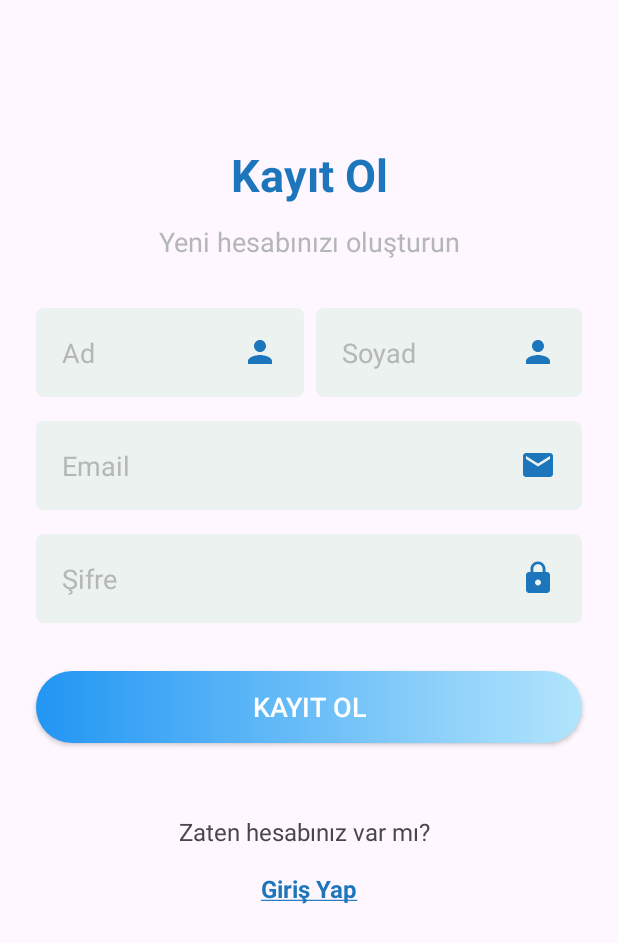
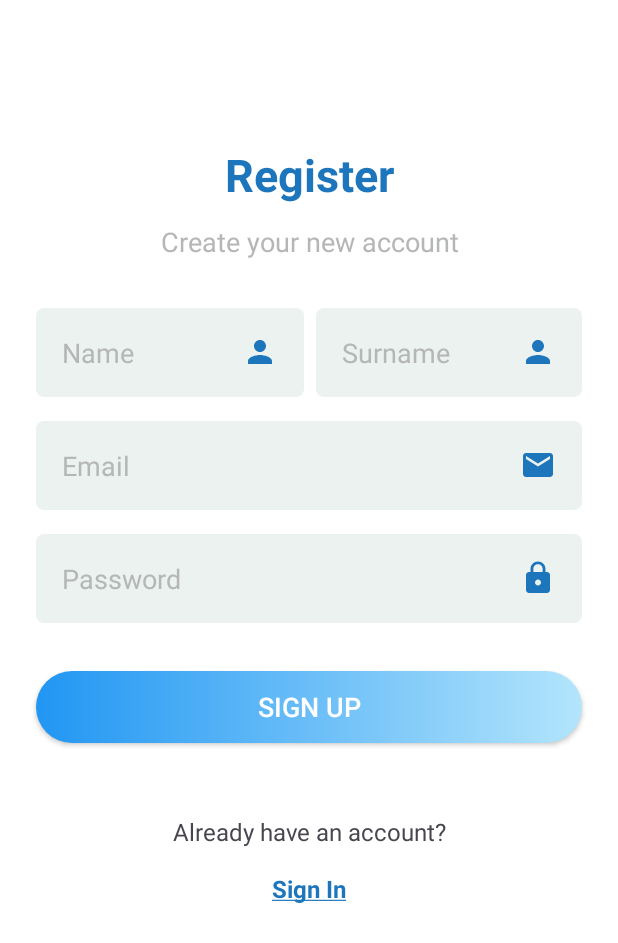
Before and after one commit to talhayi/Homework3, an Android app: the RegisterActivity screen opened directly, with no data from a screen before it, on a phone screen of 412 x 824 dp. Shown: the top 943 px of the screen. Run offline under Robolectric (Android 15) with nearby library versions, the phone set to English and light mode, and no system bars.

Commit message:
Created english language support

```diff
--- a/app/src/main/res/layout/activity_login.xml
+++ b/app/src/main/res/layout/activity_login.xml
@@ -4,6 +4,7 @@
     xmlns:app="http://schemas.android.com/apk/res-auto"
     xmlns:tools="http://schemas.android.com/tools"
     android:id="@+id/loginScrollView"
+    android:background="@color/white"
     android:layout_width="match_parent"
     android:layout_height="match_parent">
 
@@ -135,7 +136,7 @@
         android:layout_marginTop="32dp"
         android:layout_marginEnd="24dp"
         android:layout_weight="1"
-        android:text="@string/sign_up"
+        android:text="@string/create_new_account"
         android:textColor="@color/text_color"
         android:textSize="16sp"
         android:textStyle="bold"
--- a/app/src/main/res/layout/activity_register.xml
+++ b/app/src/main/res/layout/activity_register.xml
@@ -1,9 +1,17 @@
 <?xml version="1.0" encoding="utf-8"?>
-<androidx.constraintlayout.widget.ConstraintLayout xmlns:android="http://schemas.android.com/apk/res/android"
+<ScrollView
+    xmlns:android="http://schemas.android.com/apk/res/android"
     xmlns:app="http://schemas.android.com/apk/res-auto"
     xmlns:tools="http://schemas.android.com/tools"
+    android:id="@+id/registerScrollView"
+    android:background="@color/white"
     android:layout_width="match_parent"
-    android:layout_height="match_parent"
+    android:layout_height="match_parent">
+
+<androidx.constraintlayout.widget.ConstraintLayout
+    android:layout_width="match_parent"
+    android:layout_height="wrap_content"
+    android:background="@color/white"
     tools:context=".RegisterActivity">
 
     <TextView
@@ -11,7 +19,7 @@
         android:layout_width="wrap_content"
         android:layout_height="wrap_content"
         android:layout_marginTop="96dp"
-        android:text="Kayıt Ol"
+        android:text="@string/register"
         android:textColor="@color/text_color"
         android:textSize="30sp"
         android:textStyle="bold"
@@ -24,7 +32,7 @@
         android:layout_width="wrap_content"
         android:layout_height="wrap_content"
         android:layout_marginTop="12dp"
-        android:text="Yeni hesabınızı oluşturun"
+        android:text="@string/create_new_your_account"
         android:textColor="@color/second_text_color"
         android:textSize="18sp"
         app:layout_constraintEnd_toEndOf="@+id/textView1"
@@ -42,7 +50,7 @@
         android:background="@drawable/background_edittext"
         android:drawableEnd="@drawable/ic_person"
         android:ems="10"
-        android:hint="Ad"
+        android:hint="@string/name"
         android:inputType="textPersonName"
         android:padding="17dp"
         android:textColor="@color/black"
@@ -63,7 +71,7 @@
         android:background="@drawable/background_edittext"
         android:drawableEnd="@drawable/ic_person"
         android:ems="10"
-        android:hint="Soyad"
+        android:hint="@string/surname"
         android:inputType="textPersonName"
         android:padding="17dp"
         android:textColor="@color/black"
@@ -90,7 +98,7 @@
         android:background="@drawable/background_edittext"
         android:drawableEnd="@drawable/ic_email"
         android:ems="10"
-        android:hint="Email"
+        android:hint="@string/email"
         android:inputType="textEmailAddress"
         android:padding="17dp"
         android:textColor="@color/black"
@@ -109,7 +117,7 @@
         android:background="@drawable/background_edittext"
         android:drawableEnd="@drawable/ic_lock"
         android:ems="10"
-        android:hint="Şifre"
+        android:hint="@string/password"
         android:inputType="textPassword"
         android:padding="17dp"
         android:textColor="@color/black"
@@ -127,7 +135,7 @@
         android:layout_marginTop="32dp"
         android:layout_marginEnd="24dp"
         android:background="@drawable/background_button"
-        android:text="Kayıt Ol"
+        android:text="@string/sign_up"
         android:textColor="@color/white"
         android:textSize="18sp"
         app:layout_constraintEnd_toEndOf="parent"
@@ -143,7 +151,7 @@
         android:layout_marginEnd="24dp"
         android:layout_weight="1"
         android:gravity="end"
-        android:text="Zaten hesabınız var mı?  "
+        android:text="@string/already_have_an_account"
         android:textSize="16sp"
         app:layout_constraintEnd_toEndOf="parent"
         app:layout_constraintStart_toStartOf="parent"
@@ -164,3 +172,5 @@
         app:layout_constraintTop_toBottomOf="@+id/textView5" />
 
 </androidx.constraintlayout.widget.ConstraintLayout>
+
+</ScrollView>
--- a/app/src/main/res/values/strings.xml
+++ b/app/src/main/res/values/strings.xml
@@ -1,11 +1,17 @@
 <resources>
     <string name="app_name">Homework3</string>
-    <string name="welcome">Hoş Geldiniz</string>
-    <string name="login_account">Hesabınıza giriş yapın</string>
+    <string name="welcome">Welcome</string>
+    <string name="login_account">Log in to your account</string>
     <string name="email">Email</string>
-    <string name="password">Şifre</string>
-    <string name="forget_password">Şifrenizi mi unuttunuz?</string>
-    <string name="sign_in"><u>Giriş Yap</u></string>
-    <string name="no_account">Hesabınız yok mu?   </string>
-    <string name="sign_up"><u>Yeni hesap oluştur</u></string>
+    <string name="password">Password</string>
+    <string name="forget_password">Forgot your password?</string>
+    <string name="sign_in"><u>Sign In</u></string>
+    <string name="no_account">Do not have an account?</string>
+    <string name="create_new_account"><u>Create New Account</u></string>
+    <string name="sign_up">Sign Up</string>
+    <string name="register">Register</string>
+    <string name="create_new_your_account">Create your new account</string>
+    <string name="name">Name</string>
+    <string name="surname">Surname</string>
+    <string name="already_have_an_account">Already have an account?</string>
 </resources>
```
Also changed, not shown: 1 other file.
